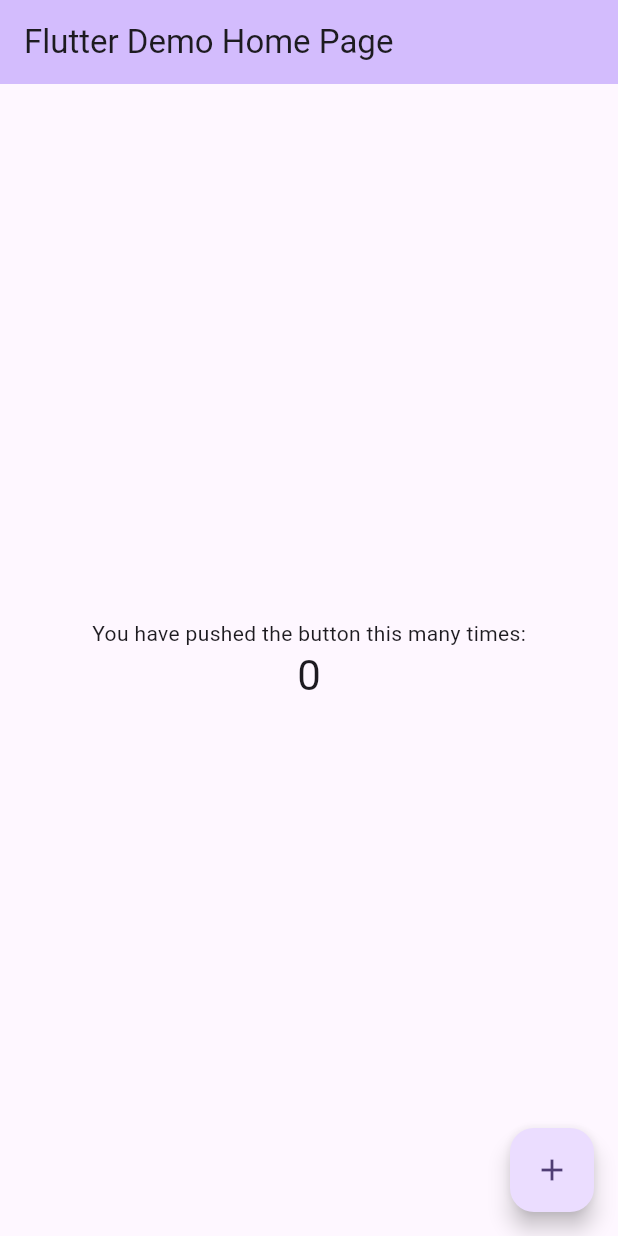
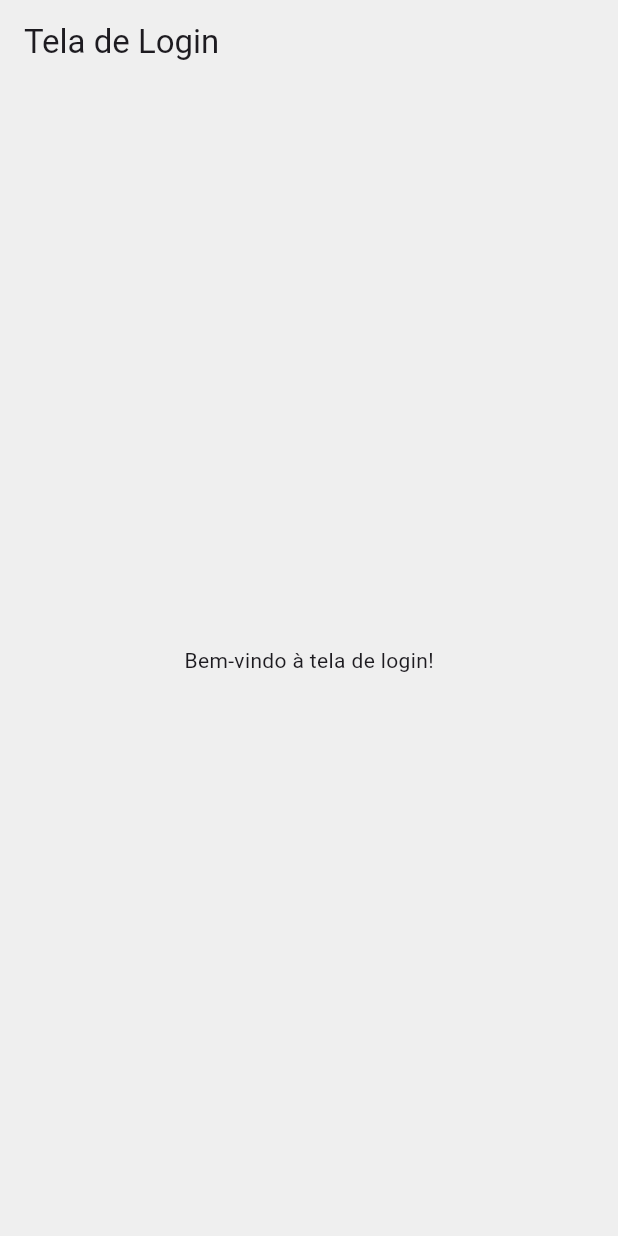
Before and after one commit to pedroaugustosgs/Rate.io, a Flutter app: the screen it shows after launch, on a phone screen of 412 x 824 dp. Run offline on Flutter 3.47's test engine with Material 3 defaults, Android fonts, the phone set to English and light mode, and no system bars; our stand-ins replace google_fonts.

Commit message:
tela inicial

```diff
--- /dev/null
+++ b/rate_io/lib/loginScream.dart
@@ -0,0 +1,15 @@
+import 'package:flutter/material.dart';
+
+class LoginScreen extends StatelessWidget {
+  @override
+  Widget build(BuildContext context) {
+    return Scaffold(
+      appBar: AppBar(
+        title: Text('Tela de Login'),
+      ),
+      body: Center(
+        child: Text('Bem-vindo à tela de login!'),
+      ),
+    );
+  }
+}
--- a/rate_io/lib/main.dart
+++ b/rate_io/lib/main.dart
@@ -1,125 +1,23 @@
+import 'initialScream.dart';
 import 'package:flutter/material.dart';
 
-void main() {
-  runApp(const MyApp());
+void main(){
+   runApp(MyApp());
 }
 
 class MyApp extends StatelessWidget {
-  const MyApp({super.key});
-
-  // This widget is the root of your application.
   @override
   Widget build(BuildContext context) {
     return MaterialApp(
-      title: 'Flutter Demo',
+      title: 'Rate.io',
       theme: ThemeData(
-        // This is the theme of your application.
-        //
-        // TRY THIS: Try running your application with "flutter run". You'll see
-        // the application has a purple toolbar. Then, without quitting the app,
-        // try changing the seedColor in the colorScheme below to Colors.green
-        // and then invoke "hot reload" (save your changes or press the "hot
-        // reload" button in a Flutter-supported IDE, or press "r" if you used
-        // the command line to start the app).
-        //
-        // Notice that the counter didn't reset back to zero; the application
-        // state is not lost during the reload. To reset the state, use hot
-        // restart instead.
-        //
-        // This works for code too, not just values: Most code changes can be
-        // tested with just a hot reload.
-        colorScheme: ColorScheme.fromSeed(seedColor: Colors.deepPurple),
-        useMaterial3: true,
-      ),
-      home: const MyHomePage(title: 'Flutter Demo Home Page'),
+        primarySwatch: Colors.blue,
+        scaffoldBackgroundColor: Color(0xffefefef),
+        appBarTheme: AppBarTheme(
+          color: Color(0x00B1B0B0)
+        )
+        ),
+      home: InitialScream(), // Defina a tela inicial aqui
     );
   }
 }
-
-class MyHomePage extends StatefulWidget {
-  const MyHomePage({super.key, required this.title});
-
-  // This widget is the home page of your application. It is stateful, meaning
-  // that it has a State object (defined below) that contains fields that affect
-  // how it looks.
-
-  // This class is the configuration for the state. It holds the values (in this
-  // case the title) provided by the parent (in this case the App widget) and
-  // used by the build method of the State. Fields in a Widget subclass are
-  // always marked "final".
-
-  final String title;
-
-  @override
-  State<MyHomePage> createState() => _MyHomePageState();
-}
-
-class _MyHomePageState extends State<MyHomePage> {
-  int _counter = 0;
-
-  void _incrementCounter() {
-    setState(() {
-      // This call to setState tells the Flutter framework that something has
-      // changed in this State, which causes it to rerun the build method below
-      // so that the display can reflect the updated values. If we changed
-      // _counter without calling setState(), then the build method would not be
-      // called again, and so nothing would appear to happen.
-      _counter++;
-    });
-  }
-
-  @override
-  Widget build(BuildContext context) {
-    // This method is rerun every time setState is called, for instance as done
-    // by the _incrementCounter method above.
-    //
-    // The Flutter framework has been optimized to make rerunning build methods
-    // fast, so that you can just rebuild anything that needs updating rather
-    // than having to individually change instances of widgets.
-    return Scaffold(
-      appBar: AppBar(
-        // TRY THIS: Try changing the color here to a specific color (to
-        // Colors.amber, perhaps?) and trigger a hot reload to see the AppBar
-        // change color while the other colors stay the same.
-        backgroundColor: Theme.of(context).colorScheme.inversePrimary,
-        // Here we take the value from the MyHomePage object that was created by
-        // the App.build method, and use it to set our appbar title.
-        title: Text(widget.title),
-      ),
-      body: Center(
-        // Center is a layout widget. It takes a single child and positions it
-        // in the middle of the parent.
-        child: Column(
-          // Column is also a layout widget. It takes a list of children and
-          // arranges them vertically. By default, it sizes itself to fit its
-          // children horizontally, and tries to be as tall as its parent.
-          //
-          // Column has various properties to control how it sizes itself and
-          // how it positions its children. Here we use mainAxisAlignment to
-          // center the children vertically; the main axis here is the vertical
-          // axis because Columns are vertical (the cross axis would be
-          // horizontal).
-          //
-          // TRY THIS: Invoke "debug painting" (choose the "Toggle Debug Paint"
-          // action in the IDE, or press "p" in the console), to see the
-          // wireframe for each widget.
-          mainAxisAlignment: MainAxisAlignment.center,
-          children: <Widget>[
-            const Text(
-              'You have pushed the button this many times:',
-            ),
-            Text(
-              '$_counter',
-              style: Theme.of(context).textTheme.headlineMedium,
-            ),
-          ],
-        ),
-      ),
-      floatingActionButton: FloatingActionButton(
-        onPressed: _incrementCounter,
-        tooltip: 'Increment',
-        child: const Icon(Icons.add),
-      ), // This trailing comma makes auto-formatting nicer for build methods.
-    );
-  }
-}
```
Also changed, not shown: rate_io/lib/initialScream.dart (added, +60 -0 lines), rate_io/pubspec.yaml (+5 -36 lines), rate_io/fonts/K2D-Regular.ttf (added), 2 other files.
